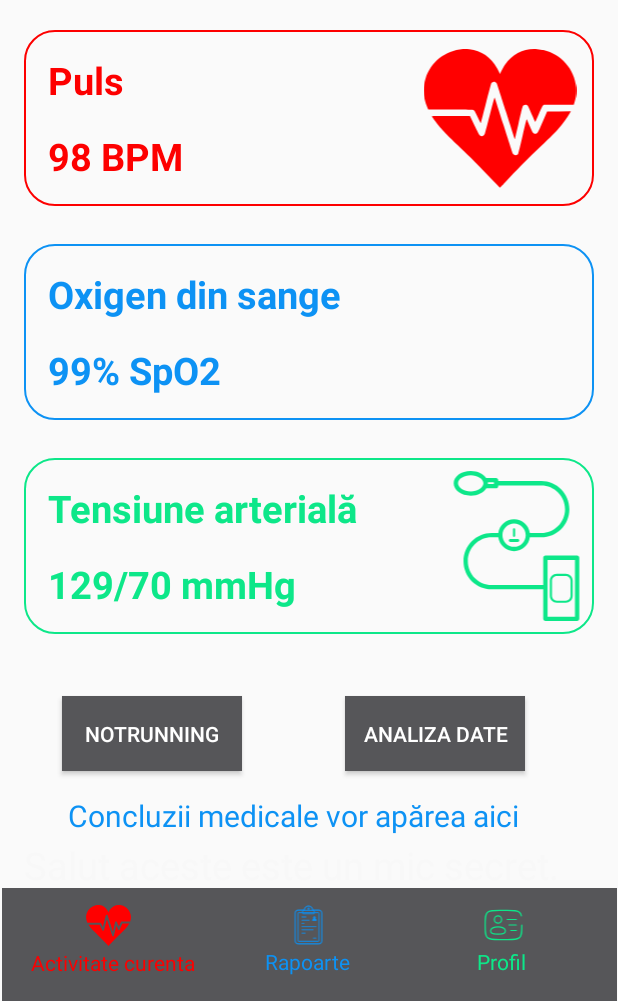
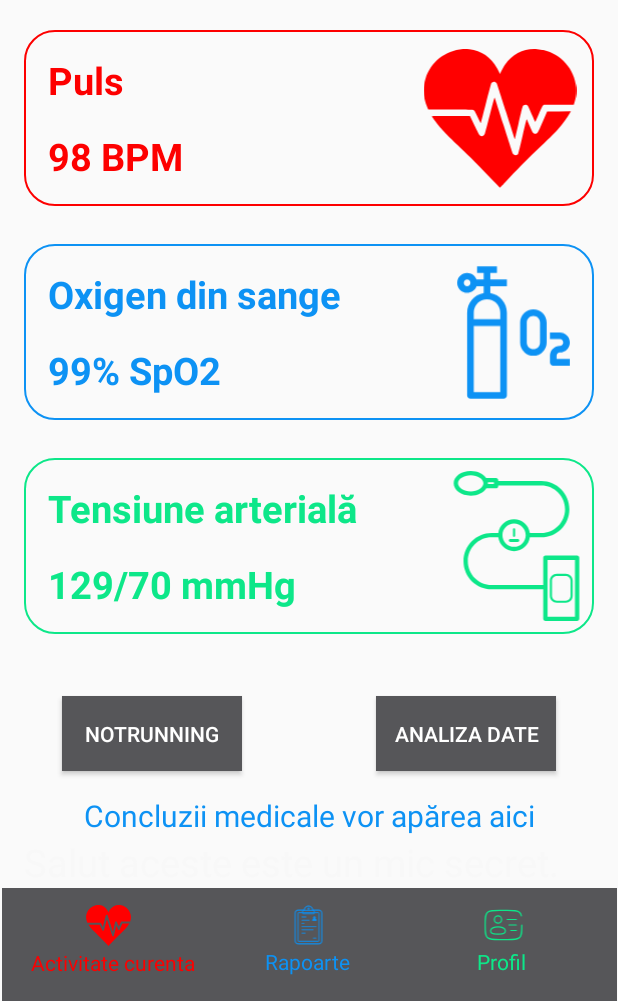
Before and after one commit to Alescandru/CareMonitor24-7, an Android app: the screen it shows after launch (MainActivity), on a phone screen of 412 x 824 dp, the part 235-1236 px from its top. Run offline under Robolectric (Android 15) with nearby library versions, the phone set to English and light mode, and no system bars; our stand-ins replace Room's generated code.

Commit message:
merge imagine, merge text analiza

```diff
--- a/app/src/main/java/com/example/hackathon2024/MainActivity.java
+++ b/app/src/main/java/com/example/hackathon2024/MainActivity.java
@@ -36,7 +36,6 @@ import android.content.Intent;
 
 
 public class MainActivity extends AppCompatActivity {
-    final static int REQUEST_CODE=1232;
     private TextView concluziiTextView;
     private TextView pulsTextView, oxigenTextView, tensiuneTextView;
 
@@ -61,6 +60,7 @@ public class MainActivity extends AppCompatActivity {
         fieldInit();
 
         db = AppDatabase.getInstance(getApplicationContext());
+
 
         // Ajustează padding-ul pentru layout
         ViewCompat.setOnApplyWindowInsetsListener(findViewById(R.id.main), (v, insets) -> {
--- a/app/src/main/java/com/example/hackathon2024/RaportActivity.java
+++ b/app/src/main/java/com/example/hackathon2024/RaportActivity.java
@@ -22,6 +22,7 @@ import java.io.FileOutputStream;
 import java.io.IOException;
 import java.text.SimpleDateFormat;
 import java.util.Date;
+import com.example.hackathon2024.database.AppDatabase;
 import com.github.mikephil.charting.charts.LineChart;
 import com.github.mikephil.charting.components.Description;
 import com.github.mikephil.charting.data.Entry;
@@ -38,7 +39,7 @@ import java.util.ArrayList;
 public class RaportActivity extends AppCompatActivity {
 
     Button buttonCreatePDF;
-
+    private AppDatabase db;
     @Override
     protected void onCreate(Bundle savedInstanceState) {
         super.onCreate(savedInstanceState);
@@ -49,6 +50,9 @@ public class RaportActivity extends AppCompatActivity {
             v.setPadding(systemBars.left, systemBars.top, systemBars.right, systemBars.bottom);
             return insets;
         });
+
+        db = AppDatabase.getInstance(getApplicationContext());
+
         // Adaugă listener pentru a merge la ProfilActivity
         LinearLayout profilLayout = findViewById(R.id.menuLayout).findViewById(R.id.profilLayout);
         profilLayout.setOnClickListener(new View.OnClickListener() {
--- a/app/src/main/res/layout/activity_main.xml
+++ b/app/src/main/res/layout/activity_main.xml
@@ -98,15 +98,6 @@
                 android:layout_marginBottom="25dp"
                 android:background="@drawable/border_blue">
 
-                <ImageView
-                    android:id="@+id/imageView6"
-                    android:layout_width="106dp"
-                    android:layout_height="105dp"
-                    app:layout_constraintBottom_toBottomOf="parent"
-                    app:layout_constraintEnd_toEndOf="parent"
-                    app:layout_constraintTop_toTopOf="parent"
-                    tools:srcCompat="@drawable/oxygen_tank" />
-
                 <TextView
                     android:id="@+id/textOxigen"
                     android:layout_width="wrap_content"
@@ -133,6 +124,15 @@
                     app:layout_constraintBottom_toBottomOf="parent"
                     app:layout_constraintStart_toStartOf="@+id/textOxigen"
                     app:layout_constraintTop_toBottomOf="@+id/textOxigen" />
+
+                <ImageView
+                    android:id="@+id/imageView6"
+                    android:layout_width="107dp"
+                    android:layout_height="106dp"
+                    app:layout_constraintBottom_toBottomOf="parent"
+                    app:layout_constraintEnd_toEndOf="parent"
+                    app:layout_constraintTop_toTopOf="parent"
+                    app:srcCompat="@drawable/oxygen_tank" />
 
             </androidx.constraintlayout.widget.ConstraintLayout>
 
@@ -182,13 +182,13 @@
             </androidx.constraintlayout.widget.ConstraintLayout>
 
             <LinearLayout
-                android:layout_width="359dp"
-                android:layout_height="111dp"
+                android:layout_width="wrap_content"
+                android:layout_height="251dp"
                 android:orientation="vertical">
 
                 <androidx.constraintlayout.widget.ConstraintLayout
                     android:layout_width="match_parent"
-                    android:layout_height="match_parent">
+                    android:layout_height="wrap_content">
 
                     <Button
                         android:id="@+id/buttonAnalizare"
@@ -226,19 +226,23 @@
                         app:layout_constraintStart_toStartOf="parent"
                         app:layout_constraintTop_toTopOf="parent" />
 
+                    <TextView
+                        android:id="@+id/textView6"
+                        android:layout_width="match_parent"
+                        android:layout_height="wrap_content"
+                        android:text="Salut aceste este un mic secret.
+                        Va multumim ca ati gazduit acest hackathon"
+                        android:textColor="#F8F8F8"
+                        android:textSize="25dp"
+                        app:layout_constraintBottom_toBottomOf="parent"
+                        app:layout_constraintEnd_toEndOf="parent"
+                        app:layout_constraintStart_toStartOf="parent"
+                        app:layout_constraintTop_toBottomOf="@+id/concluziiTextView" />
+
 
                 </androidx.constraintlayout.widget.ConstraintLayout>
 
             </LinearLayout>
-
-            <TextView
-                android:id="@+id/textView6"
-                android:layout_width="match_parent"
-                android:layout_height="wrap_content"
-                android:text="Salut aceste este un mic secret.
-                Va multumim ca ati gazduit acest hackathon"
-                android:textSize="25dp"
-                android:textColor="#F8F8F8"/>
 
         </LinearLayout>
     </ScrollView>
```
